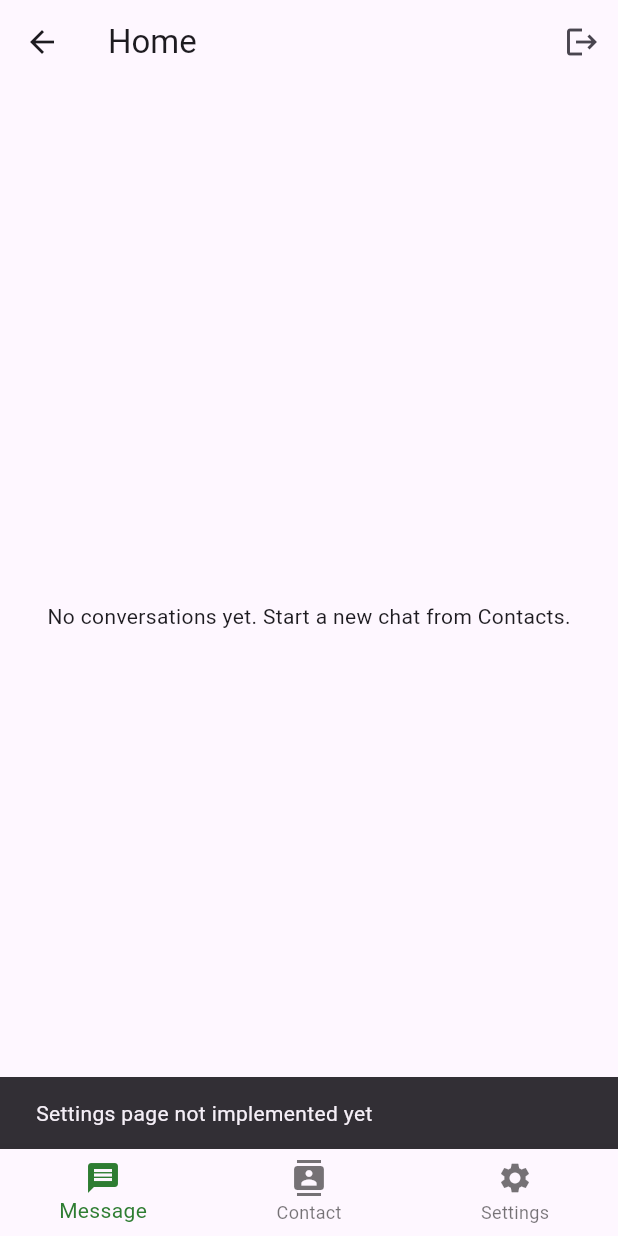
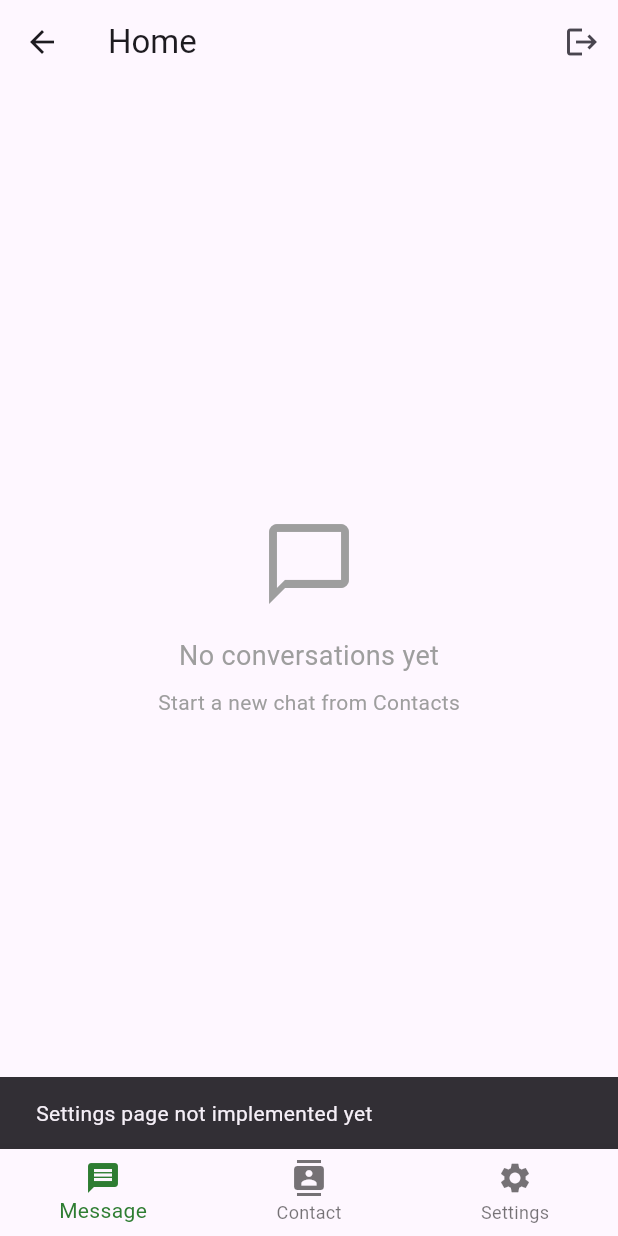
Before and after one commit to ap1911ak/a_chat, a Flutter app: the ChatListScreen screen opened directly, item 3 of the bottom bar chosen, after a tap on the "logout" icon, on a phone screen of 412 x 824 dp. Run offline on Flutter 3.47's test engine with Material 3 defaults, Android fonts, the phone set to English and light mode, and no system bars; our stand-ins replace bloc, cloud_firestore, dartz, equatable, firebase_auth, firebase_core and 4 more; accounts and stored records are empty.

Commit message:
fix with ai

```diff
--- a/lib/features/auth/presentation/bloc/auth_event.dart
+++ b/lib/features/auth/presentation/bloc/auth_event.dart
@@ -35,5 +35,5 @@ class AuthUserChanged extends AuthEvent {
   const AuthUserChanged(this.user);
 
   @override
-  List<Object> get props => [?user];
+   List<Object> get props => user != null ? [user!] : []; // แก้ไข props
 }
--- a/lib/features/auth/presentation/screen/signin.dart
+++ b/lib/features/auth/presentation/screen/signin.dart
@@ -92,7 +92,7 @@ class _SignInScreenState extends State<SignInScreen> {
                         ),
                         SizedBox(height: 30),
                         TextFormField(
-                          initialValue:"aa@gmail.com", ////For Test
+                          //initialValue:"aa@gmail.com", ////For Test
                           decoration: InputDecoration(
                               labelText: "Email ",
                               border: OutlineInputBorder()),
@@ -108,7 +108,7 @@ class _SignInScreenState extends State<SignInScreen> {
                         ),
                         SizedBox(height: 15),
                         TextFormField(
-                          initialValue:"123456", ////For Test
+                          //initialValue:"123456", ////For Test
                           decoration: InputDecoration(
                               labelText: "Password",
                               border: OutlineInputBorder(),
--- a/lib/features/chat/data/datasources/chat_remote_datasource.dart
+++ b/lib/features/chat/data/datasources/chat_remote_datasource.dart
@@ -1,7 +1,7 @@
 import 'package:a_chat/core/error/exceptions.dart';
 import 'package:cloud_firestore/cloud_firestore.dart';
 import 'package:firebase_auth/firebase_auth.dart';
-import 'package:uuid/uuid.dart'; // For generating message IDs
+import 'package:uuid/uuid.dart';
 import '../models/conversation_model.dart';
 import '../models/message_model.dart';
 
@@ -21,8 +21,8 @@ class ChatRemoteDataSourceImpl implements ChatRemoteDataSource {
   @override
   Stream<List<ConversationModel>> getConversations(String userId) {
     try {
-      // ignore: unused_local_variable
-      final String currentUserId = firebaseAuth.currentUser!.uid;
+      // ignore: avoid_print
+      print("DataSource: Getting conversations for user: $userId"); // เพิ่ม debug log
 
       return firestore
           .collection('conversations')
@@ -30,12 +30,33 @@ class ChatRemoteDataSourceImpl implements ChatRemoteDataSource {
           .orderBy('timestamp', descending: true)
           .snapshots()
           .map((snapshot) {
-        return snapshot.docs
-            .map((doc) => ConversationModel.fromFirestore(doc, userId))
+        // ignore: avoid_print
+        print("DataSource: Firestore snapshot received with ${snapshot.docs.length} documents"); // เพิ่ม debug log
+
+        final conversations = snapshot.docs
+            .map((doc) {
+              try {
+                // ignore: avoid_print
+                print("DataSource: Processing document: ${doc.id}"); // เพิ่ม debug log
+                // ignore: avoid_print
+                print("DataSource: Document data: ${doc.data()}"); // เพิ่ม debug log
+                return ConversationModel.fromFirestore(doc, userId);
+              } catch (e) {
+                // ignore: avoid_print
+                print("DataSource: Error processing document ${doc.id}: $e"); // เพิ่ม debug log
+                rethrow;
+              }
+            })
             .toList();
+
+        // ignore: avoid_print
+        print("DataSource: Successfully processed ${conversations.length} conversations"); // เพิ่ม debug log
+        return conversations;
       });
     } catch (e) {
-      throw ServerException(message:e.toString());
+      // ignore: avoid_print
+      print("DataSource: Error in getConversations: $e"); // เพิ่ม debug log
+      throw ServerException(message: e.toString());
     }
   }
 
@@ -43,6 +64,9 @@ class ChatRemoteDataSourceImpl implements ChatRemoteDataSource {
   Stream<List<MessageModel>> getMessages(String conversationID) {
     try {
       final String currentUserId = firebaseAuth.currentUser!.uid;
+      // ignore: avoid_print
+      print("DataSource: Getting messages for conversation: $conversationID"); // เพิ่ม debug log
+
       return firestore
           .collection('conversations')
           .doc(conversationID)
@@ -50,10 +74,23 @@ class ChatRemoteDataSourceImpl implements ChatRemoteDataSource {
           .orderBy('timestamp', descending: true)
           .snapshots()
           .map((snapshot) {
-          return snapshot.docs.map((doc) => MessageModel.fromFirestore(doc, currentUserId)).toList();
+        // ignore: avoid_print
+        print("DataSource: Messages snapshot received with ${snapshot.docs.length} documents"); // เพิ่ม debug log
+
+        return snapshot.docs.map((doc) {
+          try {
+            return MessageModel.fromFirestore(doc, currentUserId);
+          } catch (e) {
+            // ignore: avoid_print
+            print("DataSource: Error processing message ${doc.id}: $e"); // เพิ่ม debug log
+            rethrow;
+          }
+        }).toList();
       });
     } catch (e) {
-    throw ServerException(message:e.toString());
+      // ignore: avoid_print
+      print("DataSource: Error in getMessages: $e"); // เพิ่ม debug log
+      throw ServerException(message: e.toString());
     }
   }
 
@@ -65,10 +102,14 @@ class ChatRemoteDataSourceImpl implements ChatRemoteDataSource {
         throw ServerException(message: 'User not logged in.');
       }
 
+      // ignore: avoid_print
+      print("DataSource: Sending message from $currentUserId to ${message.receiverId}"); // เพิ่ม debug log
+
       // Determine conversation ID based on participants
-      // For simplicity, assume conversation ID is a combination of sorted user IDs
       final participants = [message.senderId, message.receiverId]..sort();
       final conversationId = participants.join('_');
+      // ignore: avoid_print
+      print("DataSource: Conversation ID: $conversationId"); // เพิ่ม debug log
 
       final conversationRef = firestore.collection('conversations').doc(conversationId);
       final messageId = uuid.v4();
@@ -88,17 +129,23 @@ class ChatRemoteDataSourceImpl implements ChatRemoteDataSource {
             'timestamp': message.timestamp,
             'participants': participants,
             'participantDetails': {
-              message.senderId: {'name': firebaseAuth.currentUser?.email ?? 'Unknown'}, // Assuming email as name
+              message.senderId: {'name': firebaseAuth.currentUser?.email ?? 'Unknown'},
               message.receiverId: {'name': 'Other User Name'}, // You'll need to fetch this from contacts
             },
           },
-          SetOptions(merge: true), // Merge to update existing fields
+          SetOptions(merge: true),
         );
       });
+
+      // ignore: avoid_print
+      print("DataSource: Message sent successfully"); // เพิ่ม debug log
     } on FirebaseException catch (e) {
-      // ignore: prefer_interpolation_to_compose_strings
-      throw ServerException(message: e.toString()+'Failed to send message.');
+      // ignore: avoid_print
+      print("DataSource: FirebaseException: ${e.message}"); // เพิ่ม debug log
+      throw ServerException(message: '${e.message} Failed to send message.');
     } catch (e) {
+      // ignore: avoid_print
+      print("DataSource: General Exception: $e"); // เพิ่ม debug log
       throw ServerException(message: e.toString());
     }
   }
--- a/lib/features/chat/data/repositories/chat_repository_impl.dart
+++ b/lib/features/chat/data/repositories/chat_repository_impl.dart
@@ -15,41 +15,45 @@ class ChatRepositoryImpl implements ChatRepository {
   ChatRepositoryImpl({required this.remoteDataSource});
 
   @override
-  Stream<Either<Failure, List<ConversationEntity>>> getConversations(String userID)  {
-
+  Stream<Either<Failure, List<ConversationEntity>>> getConversations(String userID) {
+    try {
       return remoteDataSource.getConversations(userID)
           .map<Either<Failure, List<ConversationEntity>>>((models) {
-      try {
-        return  Right(models.map((model) => model as ConversationEntity).toList());
-      } on ServerException catch (e) {
-        return Left(ServerFailure(e.message));
-      } catch (e) {
-        return Left(ServerFailure(e.toString()));
-      }
+        return Right(models.map((model) => model as ConversationEntity).toList());
       }).handleError((error) {
+        // ignore: avoid_print
+        print("Repository Error: $error"); // เพิ่ม debug log
         if (error is ServerException) {
           return Left(ServerFailure(error.message));
         }
         return Left(ServerFailure(error.toString()));
       });
+    } catch (e) {
+      // ignore: avoid_print
+      print("Repository Catch Error: $e"); // เพิ่ม debug log
+      return Stream.value(Left(ServerFailure(e.toString())));
+    }
   }
 
   @override
   Stream<Either<Failure, List<MessageEntity>>> getMessages(String conversationId) {
-    return remoteDataSource.getMessages(conversationId).map<Either<Failure, List<MessageEntity>>>((models) {
     try {
+      return remoteDataSource.getMessages(conversationId)
+          .map<Either<Failure, List<MessageEntity>>>((models) {
         return Right(models.map((model) => model as MessageEntity).toList());
-      } on ServerException catch (e) {
-        return Left(ServerFailure(e.message));
-      } catch (e) {
-        return Left(ServerFailure(e.toString()));
-      }
       }).handleError((error) {
+        // ignore: avoid_print
+        print("Repository Error (Messages): $error"); // เพิ่ม debug log
         if (error is ServerException) {
           return Left(ServerFailure(error.message));
         }
         return Left(ServerFailure(error.toString()));
       });
+    } catch (e) {
+      // ignore: avoid_print
+      print("Repository Catch Error (Messages): $e"); // เพิ่ม debug log
+      return Stream.value(Left(ServerFailure(e.toString())));
+    }
   }
 
   @override
@@ -65,8 +69,12 @@ class ChatRepositoryImpl implements ChatRepository {
       await remoteDataSource.sendMessage(messageModel);
       return Right(null);
     } on ServerException catch (e) {
+      // ignore: avoid_print
+      print("Send Message Error: ${e.message}"); // เพิ่ม debug log
       return Left(ServerFailure(e.message));
     } catch (e) {
+      // ignore: avoid_print
+      print("Send Message Catch Error: $e"); // เพิ่ม debug log
       return Left(ServerFailure(e.toString()));
     }
   }
--- a/lib/features/chat/domain/usecases/get_conversations_usecase.dart
+++ b/lib/features/chat/domain/usecases/get_conversations_usecase.dart
@@ -11,6 +11,30 @@ class GetConversationsUseCase implements UseCase<Stream<List<ConversationEntity>
 
   @override
   Future<Either<Failure, Stream<List<ConversationEntity>>>> call(String userId) async {
-    return Right(repository.getConversations(userId).map((either) => either.fold((l) => throw l, (r) => r)));
+    try {
+      // ignore: avoid_print
+      print("UseCase: Getting conversations for user: $userId"); // เพิ่ม debug log
+
+      final stream = repository.getConversations(userId).asyncMap((either) async {
+        return either.fold(
+          (failure) {
+            // ignore: avoid_print
+            print("UseCase Error: ${failure.toString()}"); // เพิ่ม debug log
+            throw failure;
+          },
+          (conversations) {
+            // ignore: avoid_print
+            print("UseCase Success: ${conversations.length} conversations found"); // เพิ่ม debug log
+            return conversations;
+          },
+        );
+      });
+
+      return Right(stream);
+    } catch (e) {
+      // ignore: avoid_print
+      print("UseCase Catch Error: $e"); // เพิ่ม debug log
+      return Left(ServerFailure(e.toString()));
+    }
   }
 }
--- a/lib/features/chat/presentation/screen/chat_list.dart
+++ b/lib/features/chat/presentation/screen/chat_list.dart
@@ -2,6 +2,7 @@ import 'package:a_chat/features/auth/presentation/bloc/auth_bloc.dart';
 import 'package:a_chat/features/chat/domain/entities/conversation.dart';
 import 'package:a_chat/features/chat/presentation/bloc/chat_bloc.dart';
 import 'package:a_chat/features/chat/presentation/screen/message.dart';
+import 'package:cloud_firestore/cloud_firestore.dart';
 import 'package:flutter/material.dart';
 import 'package:flutter_bloc/flutter_bloc.dart';
 import 'package:firebase_auth/firebase_auth.dart';
@@ -16,25 +17,24 @@ class ChatListScreen extends StatefulWidget {
 }
 
 class _ChatListScreenState extends State<ChatListScreen> {
-  int _selectedIndex = 0; // For BottomNavigationBar
+  int _selectedIndex = 0;
 
   @override
 void initState() {
   super.initState();
   final currentUser = FirebaseAuth.instance.currentUser;
   if (currentUser != null) {
-      // Dispatch event to load conversations when the page initializes
+    print("Loading conversations for user: ${currentUser.uid}");
     BlocProvider.of<ChatBloc>(context).add(GetConversationsEvent(currentUser.uid));
+  } else {
+    print("No current user found!");
   }
-  // ignore: avoid_print
-  print("UID : ${GetConversationsEvent(currentUser!.uid)}");
 }
 
   void _onItemTapped(int index) {
     setState(() {
       _selectedIndex = index;
     });
-    // Navigate based on selected index
     if (index == 0) {
       // Stay on Chat List Page
     } else if (index == 1) {
@@ -56,22 +56,50 @@ class _ChatListScreenState extends State<ChatListScreen> {
             icon: const Icon(Icons.logout),
             onPressed: () {
               BlocProvider.of<AuthBloc>(context).add(AuthSignOutRequested());
-              // Navigate back to HomePage (login/register) after logout
-              Navigator.pushReplacement(context, MaterialPageRoute(builder: (context) => ChatListScreen())); // Or HomePage
+              Navigator.pushReplacement(context, MaterialPageRoute(builder: (context) => ChatListScreen()));
             },
           ),
         ],
       ),
-      body: BlocBuilder<ChatBloc, ChatState>(
+      body: BlocConsumer<ChatBloc, ChatState>( // เปลี่ยนเป็น BlocConsumer เพื่อ listen error
+        listener: (context, state) {
+          if (state is ChatError) {
+            print("ChatListScreen: Error received: ${state.message}"); // เพิ่ม debug log
+            ScaffoldMessenger.of(context).showSnackBar(
+              SnackBar(
+                content: Text('Error: ${state.message}'),
+                backgroundColor: Colors.red,
+              ),
+            );
+          }
+        },
         builder: (context, state) {
-          // ignore: avoid_print
-          print("ChatLoading $ChatLoading");
+          print("ChatListScreen: Current state: ${state.runtimeType}"); // เพิ่ม debug log
 
           if (state is ChatLoading) {
+            print("ChatListScreen: Showing loading indicator"); // เพิ่ม debug log
             return const Center(child: CircularProgressIndicator());
           } else if (state is ConversationsLoaded) {
+            print("ChatListScreen: Conversations loaded: ${state.conversations.length}"); // เพิ่ม debug log
             if (state.conversations.isEmpty) {
-              return const Center(child: Text("No conversations yet. Start a new chat from Contacts."));
+              return const Center(
+                child: Column(
+                  mainAxisAlignment: MainAxisAlignment.center,
+                  children: [
+                    Icon(Icons.chat_bubble_outline, size: 64, color: Colors.grey),
+                    SizedBox(height: 16),
+                    Text(
+                      "No conversations yet",
+                      style: TextStyle(fontSize: 18, color: Colors.grey),
+                    ),
+                    SizedBox(height: 8),
+                    Text(
+                      "Start a new chat from Contacts",
+                      style: TextStyle(fontSize: 14, color: Colors.grey),
+                    ),
+                  ],
+                ),
+              );
             }
             return ListView.builder(
               itemCount: state.conversations.length,
@@ -80,6 +108,7 @@ class _ChatListScreenState extends State<ChatListScreen> {
                 return ConversationListItem(
                   conversation: conversation,
                   onTap: () {
+                    print("ChatListScreen: Navigating to conversation: ${conversation.id}"); // เพิ่ม debug log
                     Navigator.push(
                       context,
                       MaterialPageRoute(
@@ -95,9 +124,40 @@ class _ChatListScreenState extends State<ChatListScreen> {
               },
             );
           } else if (state is ChatError) {
-            return Center(child: Text("Error: ${state.message}"));
+            return Center(
+              child: Column(
+                mainAxisAlignment: MainAxisAlignment.center,
+                children: [
+                  const Icon(Icons.error_outline, size: 64, color: Colors.red),
+                  const SizedBox(height: 16),
+                  Text("Error: ${state.message}"),
+                  const SizedBox(height: 16),
+                  ElevatedButton(
+                    onPressed: () {
+                      final currentUser = FirebaseAuth.instance.currentUser;
+                      if (currentUser != null) {
+                        BlocProvider.of<ChatBloc>(context).add(GetConversationsEvent(currentUser.uid));
                       }
-          return const Center(child: Text("Welcome to Chat App!"));
+                    },
+                    child: const Text("Retry"),
+                  ),
+                ],
+              ),
+            );
+          }
+          return const Center(
+            child: Column(
+              mainAxisAlignment: MainAxisAlignment.center,
+              children: [
+                Icon(Icons.chat, size: 64, color: Colors.green),
+                SizedBox(height: 16),
+                Text(
+                  "Welcome to Chat App!",
+                  style: TextStyle(fontSize: 18, fontWeight: FontWeight.bold),
+                ),
+              ],
+            ),
+          );
         },
       ),
       bottomNavigationBar: BottomNavigationBar(
@@ -167,3 +227,39 @@ class ConversationListItem extends StatelessWidget {
     );
   }
 }
+
+Future<void> _checkFirebaseConnection(bool mounted, BuildContext context) async {
+    try {
+      // ทดสอบ connection โดยอ่าน collection ง่ายๆ
+      final testQuery = await FirebaseFirestore.instance
+          .collection('conversations')
+          .limit(1)
+          .get();
+
+      print("Firebase connection test: ${testQuery.docs.length} documents found");
+
+      // ตรวจสอบ current user
+      final currentUser = FirebaseAuth.instance.currentUser;
+      if (currentUser != null) {
+        print("Current user authenticated: ${currentUser.uid}");
+        print("User email: ${currentUser.email}");
+
+        // ทดสอบ query ที่ใช้จริง
+        final userConversations = await FirebaseFirestore.instance
+            .collection('conversations')
+            .where('participants', arrayContains: currentUser.uid)
+            .get();
+
+        print("User conversations found: ${userConversations.docs.length}");
+
+        // Dispatch event หลังจากตรวจสอบแล้ว
+        if (mounted) {
+          BlocProvider.of<ChatBloc>(context).add(GetConversationsEvent(currentUser.uid));
+        }
+      } else {
+        print("No authenticated user found");
+      }
+    } catch (e) {
+      print("Firebase connection error: $e");
+    }
+}
```
Also changed, not shown: lib/features/auth/data/datasources/auth_remote_datasource.dart (+25 -1 lines), lib/features/auth/presentation/bloc/auth_bloc.dart (+9 -12 lines), lib/features/chat/domain/usecases/get_messages_usecase.dart (+25 -1 lines), lib/features/contacts/data/datasources/contact_remote_datasource.dart (+20 -20 lines), lib/features/contacts/presentation/screen/contacts.dart (+26 -20 lines), lib/injection_container.dart (+6 -3 lines), lib/main.dart (+31 -0 lines). Lines whose indentation alone changed are shown as unchanged.
